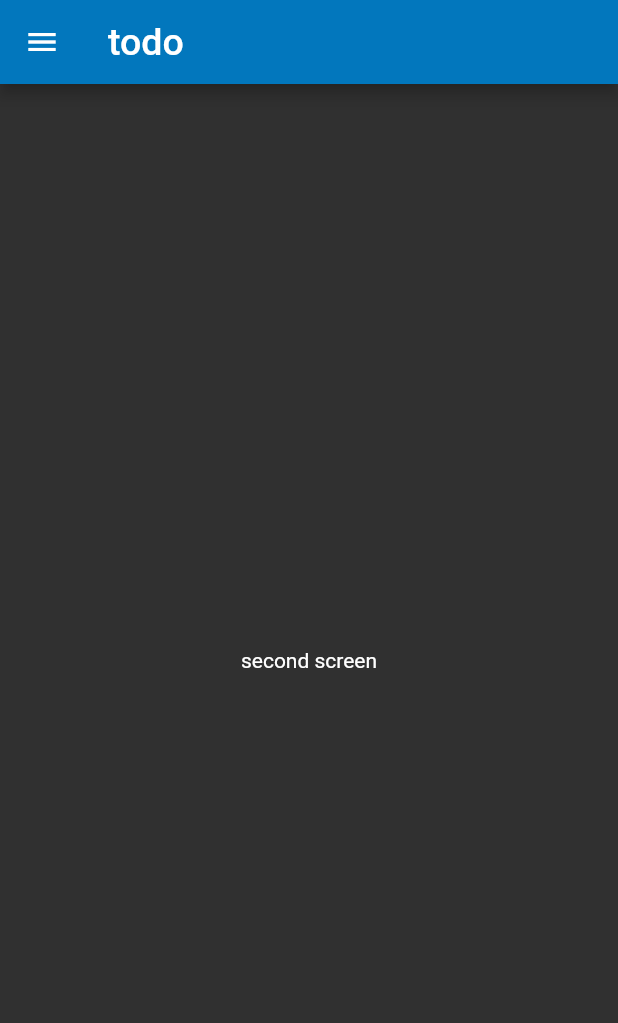
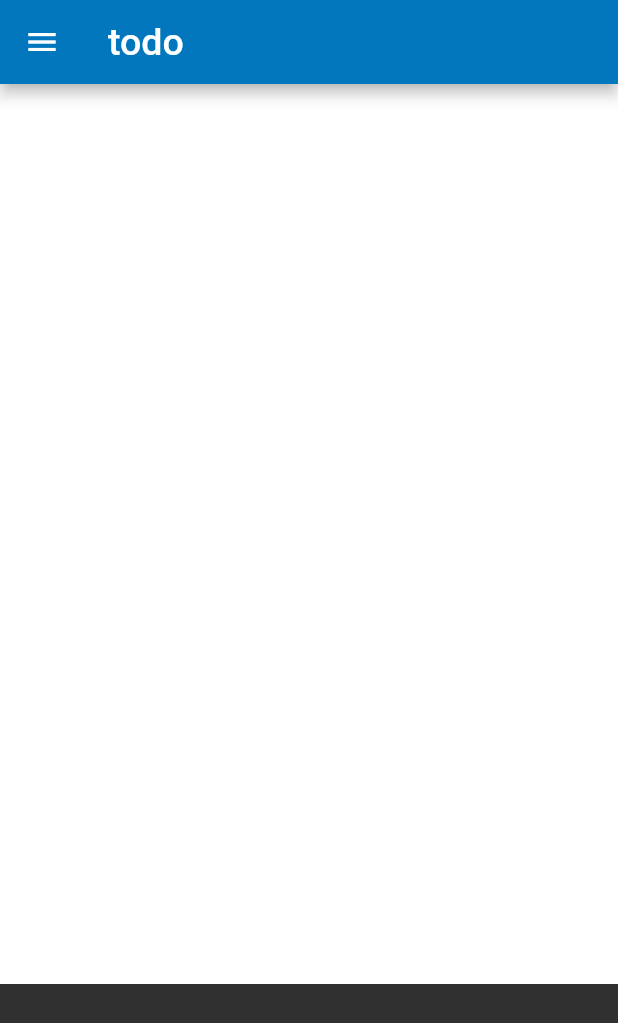
Before and after one commit to KAVINDYADEVINDI/flutter-project, a Flutter app: the screen it shows after launch, after a tap on the "menu" icon, on a phone screen of 412 x 824 dp. Shown: the top 1023 px of the screen. Run offline on Flutter 3.47's test engine with Material 2 defaults, Android fonts, the phone set to English and light mode, and no system bars; Roboto replaces fonts that are missing (Hind, RaleWay).

Commit message:
newly added

```diff
--- a/lib/screens/home_page.dart
+++ b/lib/screens/home_page.dart
@@ -33,16 +33,16 @@ class MyHomePage extends StatelessWidget{
             ],//widget array
 
             //set back image in background of appbar
-            flexibleSpace: Icon(
-              Icons.photo_camera,
-              size: 75.0,
+            // flexibleSpace: Icon(
+            //   Icons.photo_camera,
+            //   size: 75.0,
+            // ),
+           flexibleSpace: Image(
+            image: AssetImage('assets/back.jpeg'),
+            fit: BoxFit.cover,
             ),
-          //  flexibleSpace: Image(
-          //   image: AssetImage('assets/back.jpg'),
-          //   fit: BoxFit.cover,
-          // ),
           //set bottom
-          bottom: TabBar(
+           bottom: TabBar(
             //create 3 tabs
             tabs: [
               Tab(icon: Icon(Icons.directions_car),text: 'To Do',),
--- a/lib/screens/second_screen.dart
+++ b/lib/screens/second_screen.dart
@@ -10,9 +10,21 @@ class SecondScreen extends StatelessWidget {
               onPressed: (){},
             ),
         ),
-        body: Center(
-          child: Text("second screen"),
-    ),
+        body: ListView(children:<Widget> [
+          Container(
+            height: 200,
+            color: Colors.white,
+          ),
+          Container(
+            height: 200,
+            color: Colors.white,
+          ),
+           Container(
+            height: 200,
+            color: Colors.white,
+          ),
+
+        ],)
   );
   }
 }
--- a/pubspec.yaml
+++ b/pubspec.yaml
@@ -48,6 +48,7 @@ flutter:
   # To add assets to your application, add an assets section, like this:
 assets:
   - assets/back.jpg
+  - assets/back.jpeg
   #   - images/a_dot_ham.jpeg
 
   # An image asset can refer to one or more resolution-specific "variants", see
```
